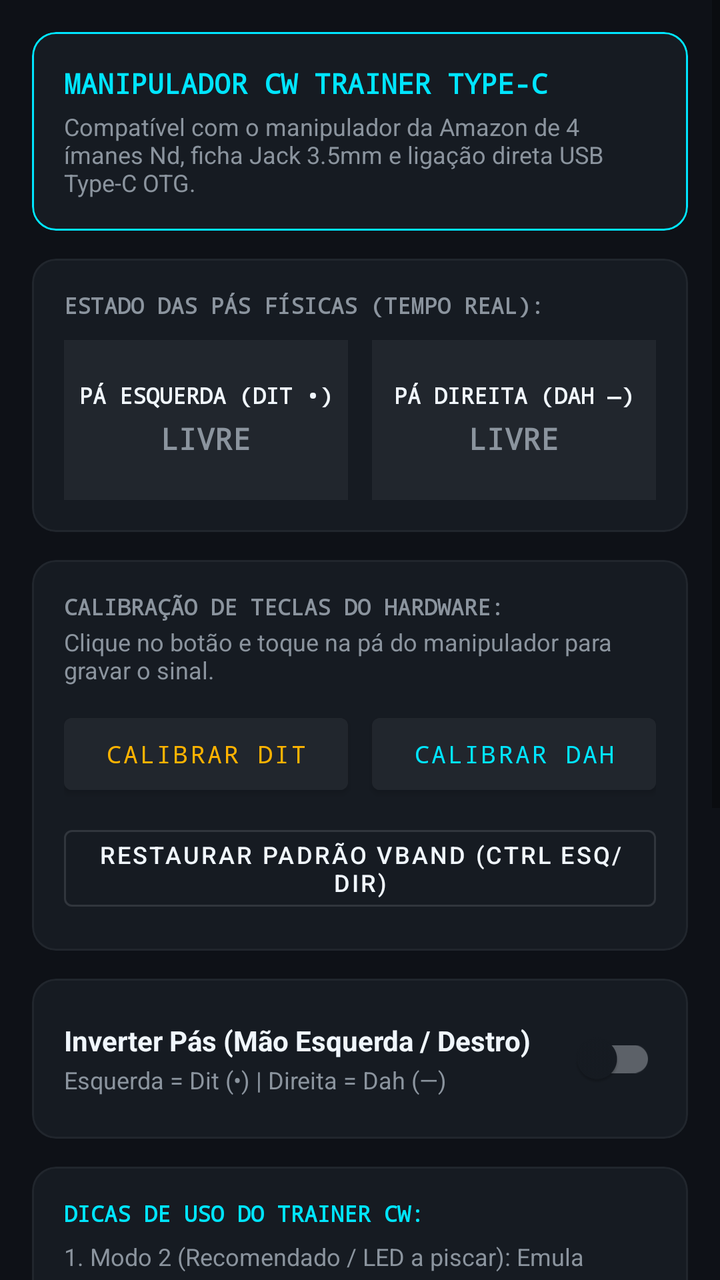
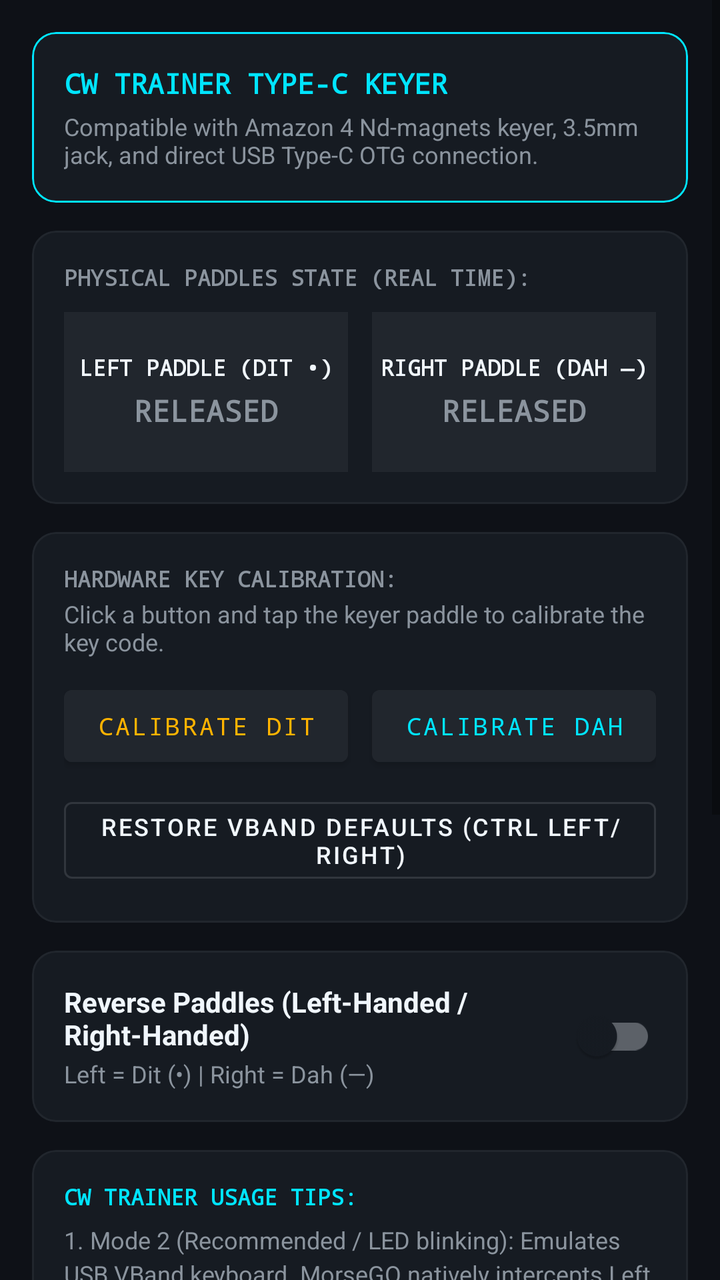

Compare the two renders of this Android layout. The source of the first and the diff that turns it into the second are given below.
<!-- AndroidManifest.xml: application theme Theme.MorseGO -->
<!-- res/layout/fragment_hardware.xml -->
<?xml version="1.0" encoding="utf-8"?>
<ScrollView xmlns:android="http://schemas.android.com/apk/res/android"
    xmlns:app="http://schemas.android.com/apk/res-auto"
    android:layout_width="match_parent"
    android:layout_height="match_parent"
    android:background="@color/radio_dark"
    android:fillViewport="true">

    <LinearLayout
        android:layout_width="match_parent"
        android:layout_height="wrap_content"
        android:orientation="vertical"
        android:padding="16dp">

        
        <com.google.android.material.card.MaterialCardView
            android:layout_width="match_parent"
            android:layout_height="wrap_content"
            android:backgroundTint="@color/radio_surface"
            app:cardCornerRadius="12dp"
            app:cardElevation="0dp"
            app:strokeColor="@color/morse_cyan"
            app:strokeWidth="1dp">

            <LinearLayout
                android:layout_width="match_parent"
                android:layout_height="wrap_content"
                android:orientation="vertical"
                android:padding="16dp">

                <TextView
                    android:layout_width="wrap_content"
                    android:layout_height="wrap_content"
                    android:fontFamily="monospace"
                    android:text="MANIPULADOR CW TRAINER TYPE-C"
                    android:textColor="@color/morse_cyan"
                    android:textSize="14sp"
                    android:textStyle="bold" />

                <TextView
                    android:layout_width="wrap_content"
                    android:layout_height="wrap_content"
                    android:layout_marginTop="4dp"
                    android:text="Compatível com o manipulador da Amazon de 4 ímanes Nd, ficha Jack 3.5mm e ligação direta USB Type-C OTG."
                    android:textColor="@color/text_secondary"
                    android:textSize="12sp" />
            </LinearLayout>
        </com.google.android.material.card.MaterialCardView>

        
        <com.google.android.material.card.MaterialCardView
            android:layout_width="match_parent"
            android:layout_height="wrap_content"
            android:layout_marginTop="14dp"
            android:backgroundTint="@color/radio_surface"
            app:cardCornerRadius="12dp"
            app:cardElevation="0dp"
            app:strokeColor="@color/radio_surface_variant"
            app:strokeWidth="1dp">

            <LinearLayout
                android:layout_width="match_parent"
                android:layout_height="wrap_content"
                android:orientation="vertical"
                android:padding="16dp">

                <TextView
                    android:layout_width="wrap_content"
                    android:layout_height="wrap_content"
                    android:fontFamily="monospace"
                    android:text="ESTADO DAS PÁS FÍSICAS (TEMPO REAL):"
                    android:textColor="@color/text_secondary"
                    android:textSize="11sp"
                    android:textStyle="bold" />

                <LinearLayout
                    android:layout_width="match_parent"
                    android:layout_height="80dp"
                    android:layout_marginTop="10dp"
                    android:orientation="horizontal">

                    
                    <LinearLayout
                        android:id="@+id/cardLeftPaddle"
                        android:layout_width="0dp"
                        android:layout_height="match_parent"
                        android:layout_marginEnd="6dp"
                        android:layout_weight="1"
                        android:background="@color/radio_surface_variant"
                        android:gravity="center"
                        android:orientation="vertical">

                        <TextView
                            android:id="@+id/tvLeftPaddleName"
                            android:layout_width="wrap_content"
                            android:layout_height="wrap_content"
                            android:fontFamily="monospace"
                            android:text="PÁ ESQUERDA (DIT •)"
                            android:textColor="@color/text_primary"
                            android:textSize="11sp"
                            android:textStyle="bold" />

                        <TextView
                            android:id="@+id/tvLeftPaddleState"
                            android:layout_width="wrap_content"
                            android:layout_height="wrap_content"
                            android:layout_marginTop="4dp"
                            android:fontFamily="monospace"
                            android:text="LIVRE"
                            android:textColor="@color/text_secondary"
                            android:textSize="15sp"
                            android:textStyle="bold" />
                    </LinearLayout>

                    
                    <LinearLayout
                        android:id="@+id/cardRightPaddle"
                        android:layout_width="0dp"
                        android:layout_height="match_parent"
                        android:layout_marginStart="6dp"
                        android:layout_weight="1"
                        android:background="@color/radio_surface_variant"
                        android:gravity="center"
                        android:orientation="vertical">

                        <TextView
                            android:id="@+id/tvRightPaddleName"
                            android:layout_width="wrap_content"
                            android:layout_height="wrap_content"
                            android:fontFamily="monospace"
                            android:text="PÁ DIREITA (DAH —)"
                            android:textColor="@color/text_primary"
                            android:textSize="11sp"
                            android:textStyle="bold" />

                        <TextView
                            android:id="@+id/tvRightPaddleState"
                            android:layout_width="wrap_content"
                            android:layout_height="wrap_content"
                            android:layout_marginTop="4dp"
                            android:fontFamily="monospace"
                            android:text="LIVRE"
                            android:textColor="@color/text_secondary"
                            android:textSize="15sp"
                            android:textStyle="bold" />
                    </LinearLayout>
                </LinearLayout>
            </LinearLayout>
        </com.google.android.material.card.MaterialCardView>

        
        <com.google.android.material.card.MaterialCardView
            android:layout_width="match_parent"
            android:layout_height="wrap_content"
            android:layout_marginTop="14dp"
            android:backgroundTint="@color/radio_surface"
            app:cardCornerRadius="12dp"
            app:cardElevation="0dp"
            app:strokeColor="@color/radio_surface_variant"
            app:strokeWidth="1dp">

            <LinearLayout
                android:layout_width="match_parent"
                android:layout_height="wrap_content"
                android:orientation="vertical"
                android:padding="16dp">

                <TextView
                    android:layout_width="wrap_content"
                    android:layout_height="wrap_content"
                    android:fontFamily="monospace"
                    android:text="CALIBRAÇÃO DE TECLAS DO HARDWARE:"
                    android:textColor="@color/text_secondary"
                    android:textSize="11sp"
                    android:textStyle="bold" />

                <TextView
                    android:layout_width="wrap_content"
                    android:layout_height="wrap_content"
                    android:layout_marginTop="2dp"
                    android:text="Clique no botão e toque na pá do manipulador para gravar o sinal."
                    android:textColor="@color/text_secondary"
                    android:textSize="12sp" />

                <LinearLayout
                    android:layout_width="match_parent"
                    android:layout_height="wrap_content"
                    android:layout_marginTop="10dp"
                    android:orientation="horizontal">

                    <Button
                        android:id="@+id/btnCalibrateDit"
                        android:layout_width="0dp"
                        android:layout_height="wrap_content"
                        android:layout_marginEnd="6dp"
                        android:layout_weight="1"
                        android:backgroundTint="@color/radio_surface_variant"
                        android:fontFamily="monospace"
                        android:text="Calibrar Dit"
                        android:textColor="@color/morse_amber"
                        android:textSize="12sp" />

                    <Button
                        android:id="@+id/btnCalibrateDah"
                        android:layout_width="0dp"
                        android:layout_height="wrap_content"
                        android:layout_marginStart="6dp"
                        android:layout_weight="1"
                        android:backgroundTint="@color/radio_surface_variant"
                        android:fontFamily="monospace"
                        android:text="Calibrar Dah"
                        android:textColor="@color/morse_cyan"
                        android:textSize="12sp" />
                </LinearLayout>

                <Button
                    android:id="@+id/btnResetVband"
                    style="@style/Widget.MaterialComponents.Button.OutlinedButton"
                    android:layout_width="match_parent"
                    android:layout_height="wrap_content"
                    android:layout_marginTop="8dp"
                    android:text="Restaurar Padrão VBand (Ctrl Esq/Dir)"
                    android:textColor="@color/text_primary"
                    android:textSize="12sp" />
            </LinearLayout>
        </com.google.android.material.card.MaterialCardView>

        
        <com.google.android.material.card.MaterialCardView
            android:layout_width="match_parent"
            android:layout_height="wrap_content"
            android:layout_marginTop="14dp"
            android:backgroundTint="@color/radio_surface"
            app:cardCornerRadius="12dp"
            app:cardElevation="0dp"
            app:strokeColor="@color/radio_surface_variant"
            app:strokeWidth="1dp">

            <LinearLayout
                android:layout_width="match_parent"
                android:layout_height="wrap_content"
                android:gravity="center_vertical"
                android:orientation="horizontal"
                android:padding="16dp">

                <LinearLayout
                    android:layout_width="0dp"
                    android:layout_height="wrap_content"
                    android:layout_weight="1"
                    android:orientation="vertical">

                    <TextView
                        android:layout_width="wrap_content"
                        android:layout_height="wrap_content"
                        android:text="Inverter Pás (Mão Esquerda / Destro)"
                        android:textColor="@color/text_primary"
                        android:textSize="14sp"
                        android:textStyle="bold" />

                    <TextView
                        android:id="@+id/tvReverseDesc"
                        android:layout_width="wrap_content"
                        android:layout_height="wrap_content"
                        android:layout_marginTop="2dp"
                        android:text="Esquerda = Dit (•) | Direita = Dah (—)"
                        android:textColor="@color/text_secondary"
                        android:textSize="12sp" />
                </LinearLayout>

                <com.google.android.material.switchmaterial.SwitchMaterial
                    android:id="@+id/switchReversePaddles"
                    android:layout_width="wrap_content"
                    android:layout_height="wrap_content" />
            </LinearLayout>
        </com.google.android.material.card.MaterialCardView>

        
        <com.google.android.material.card.MaterialCardView
            android:layout_width="match_parent"
            android:layout_height="wrap_content"
            android:layout_marginTop="14dp"
            android:backgroundTint="@color/radio_surface"
            app:cardCornerRadius="12dp"
            app:cardElevation="0dp"
            app:strokeColor="@color/radio_surface_variant"
            app:strokeWidth="1dp">

            <LinearLayout
                android:layout_width="match_parent"
                android:layout_height="wrap_content"
                android:orientation="vertical"
                android:padding="16dp">

                <TextView
                    android:layout_width="wrap_content"
                    android:layout_height="wrap_content"
                    android:fontFamily="monospace"
                    android:text="DICAS DE USO DO TRAINER CW:"
                    android:textColor="@color/morse_cyan"
                    android:textSize="11sp"
                    android:textStyle="bold" />

                <TextView
                    android:layout_width="wrap_content"
                    android:layout_height="wrap_content"
                    android:layout_marginTop="6dp"
                    android:lineSpacingExtra="3dp"
                    android:text="1. Modo 2 (Recomendado / LED a piscar): Emula teclado USB VBand. O MorseGO interceta nativamente o Ctrl Esquerdo (Dit) e Ctrl Direito (Dah).\n\n2. Modo 1 (LED contínuo): Emula rato USB. Também suportado automaticamente.\n\n3. Alternar Modo: Mantenha premido o botão do circuito PCB ao ligar o cabo USB-C ao telemóvel."
                    android:textColor="@color/text_secondary"
                    android:textSize="12sp" />
            </LinearLayout>
        </com.google.android.material.card.MaterialCardView>

        
        <TextView
            android:layout_width="wrap_content"
            android:layout_height="wrap_content"
            android:layout_marginTop="14dp"
            android:fontFamily="monospace"
            android:text="LOG DE EVENTOS USB EM TEMPO REAL:"
            android:textColor="@color/text_secondary"
            android:textSize="11sp"
            android:textStyle="bold" />

        <TextView
            android:id="@+id/tvHardwareLogs"
            android:layout_width="match_parent"
            android:layout_height="120dp"
            android:layout_marginTop="6dp"
            android:layout_marginBottom="16dp"
            android:background="@color/radio_surface"
            android:fontFamily="monospace"
            android:padding="12dp"
            android:text="A aguardar toques no manipulador USB..."
            android:textColor="@color/text_secondary"
            android:textSize="11sp" />

        <TextView
            android:id="@+id/tvHardwareVersionBuild"
            android:layout_width="match_parent"
            android:layout_height="wrap_content"
            android:layout_marginBottom="24dp"
            android:fontFamily="monospace"
            android:gravity="center"
            android:text="MorseGO v1.0.0 • Build: 2026-09-13"
            android:textColor="@color/text_secondary"
            android:textSize="11sp" />

    </LinearLayout>
</ScrollView>
<!-- resources referenced by this layout -->
<resources>
  <color name="morse_amber">#FFB300</color>
  <color name="morse_cyan">#00E5FF</color>
  <color name="radio_dark">#0E1117</color>
  <color name="radio_surface">#161B22</color>
  <color name="radio_surface_variant">#21262D</color>
  <color name="text_primary">#F0F6FC</color>
  <color name="text_secondary">#8B949E</color>
  <style name="Theme.MorseGO" parent="Theme.MaterialComponents.DayNight.NoActionBar">
          
          <item name="colorPrimary">@color/morse_amber</item>
          <item name="colorPrimaryVariant">@color/morse_amber_dark</item>
          <item name="colorOnPrimary">@color/radio_dark</item>
  
          
          <item name="colorSecondary">@color/morse_cyan</item>
          <item name="colorSecondaryVariant">@color/morse_cyan_dark</item>
          <item name="colorOnSecondary">@color/radio_dark</item>
  
          
          <item name="android:colorBackground">@color/radio_dark</item>
          <item name="colorSurface">@color/radio_surface</item>
          <item name="colorOnSurface">@color/text_primary</item>
  
          
          <item name="android:statusBarColor">@color/radio_dark</item>
          <item name="android:navigationBarColor">@color/radio_dark</item>
          <item name="android:windowLightStatusBar">false</item>
      </style>
  <color name="morse_amber_dark">#FF8F00</color>
  <color name="morse_cyan_dark">#00B0FF</color>
</resources>

<!-- the commit's change to res/layout/fragment_hardware.xml (unified diff, before → after) -->
@@ -32,7 +32,7 @@
                     android:layout_width="wrap_content"
                     android:layout_height="wrap_content"
                     android:fontFamily="monospace"
-                    android:text="MANIPULADOR CW TRAINER TYPE-C"
+                    android:text="@string/hw_trainer_title"
                     android:textColor="@color/morse_cyan"
                     android:textSize="14sp"
                     android:textStyle="bold" />
@@ -41,7 +41,7 @@
                     android:layout_width="wrap_content"
                     android:layout_height="wrap_content"
                     android:layout_marginTop="4dp"
-                    android:text="Compatível com o manipulador da Amazon de 4 ímanes Nd, ficha Jack 3.5mm e ligação direta USB Type-C OTG."
+                    android:text="@string/hw_trainer_desc"
                     android:textColor="@color/text_secondary"
                     android:textSize="12sp" />
             </LinearLayout>
@@ -68,7 +68,7 @@
                     android:layout_width="wrap_content"
                     android:layout_height="wrap_content"
                     android:fontFamily="monospace"
-                    android:text="ESTADO DAS PÁS FÍSICAS (TEMPO REAL):"
+                    android:text="@string/hw_paddles_state_header"
                     android:textColor="@color/text_secondary"
                     android:textSize="11sp"
                     android:textStyle="bold" />
@@ -95,7 +95,7 @@
                             android:layout_width="wrap_content"
                             android:layout_height="wrap_content"
                             android:fontFamily="monospace"
-                            android:text="PÁ ESQUERDA (DIT •)"
+                            android:text="@string/hw_left_paddle"
                             android:textColor="@color/text_primary"
                             android:textSize="11sp"
                             android:textStyle="bold" />
@@ -106,7 +106,7 @@
                             android:layout_height="wrap_content"
                             android:layout_marginTop="4dp"
                             android:fontFamily="monospace"
-                            android:text="LIVRE"
+                            android:text="@string/hw_paddle_released"
                             android:textColor="@color/text_secondary"
                             android:textSize="15sp"
                             android:textStyle="bold" />
@@ -128,7 +128,7 @@
                             android:layout_width="wrap_content"
                             android:layout_height="wrap_content"
                             android:fontFamily="monospace"
-                            android:text="PÁ DIREITA (DAH —)"
+                            android:text="@string/hw_right_paddle"
                             android:textColor="@color/text_primary"
                             android:textSize="11sp"
                             android:textStyle="bold" />
@@ -139,7 +139,7 @@
                             android:layout_height="wrap_content"
                             android:layout_marginTop="4dp"
                             android:fontFamily="monospace"
-                            android:text="LIVRE"
+                            android:text="@string/hw_paddle_released"
                             android:textColor="@color/text_secondary"
                             android:textSize="15sp"
                             android:textStyle="bold" />
@@ -169,7 +169,7 @@
                     android:layout_width="wrap_content"
                     android:layout_height="wrap_content"
                     android:fontFamily="monospace"
-                    android:text="CALIBRAÇÃO DE TECLAS DO HARDWARE:"
+                    android:text="@string/hw_calibration_header"
                     android:textColor="@color/text_secondary"
                     android:textSize="11sp"
                     android:textStyle="bold" />
@@ -178,7 +178,7 @@
                     android:layout_width="wrap_content"
                     android:layout_height="wrap_content"
                     android:layout_marginTop="2dp"
-                    android:text="Clique no botão e toque na pá do manipulador para gravar o sinal."
+                    android:text="@string/hw_calibration_desc"
                     android:textColor="@color/text_secondary"
                     android:textSize="12sp" />
 
@@ -196,7 +196,7 @@
                         android:layout_weight="1"
                         android:backgroundTint="@color/radio_surface_variant"
                         android:fontFamily="monospace"
-                        android:text="Calibrar Dit"
+                        android:text="@string/hw_btn_calibrate_dit"
                         android:textColor="@color/morse_amber"
                         android:textSize="12sp" />
 
@@ -208,7 +208,7 @@
                         android:layout_weight="1"
                         android:backgroundTint="@color/radio_surface_variant"
                         android:fontFamily="monospace"
-                        android:text="Calibrar Dah"
+                        android:text="@string/hw_btn_calibrate_dah"
                         android:textColor="@color/morse_cyan"
                         android:textSize="12sp" />
                 </LinearLayout>
@@ -219,7 +219,7 @@
                     android:layout_width="match_parent"
                     android:layout_height="wrap_content"
                     android:layout_marginTop="8dp"
-                    android:text="Restaurar Padrão VBand (Ctrl Esq/Dir)"
+                    android:text="@string/hw_btn_reset_vband"
                     android:textColor="@color/text_primary"
                     android:textSize="12sp" />
             </LinearLayout>
@@ -252,7 +252,7 @@
                     <TextView
                         android:layout_width="wrap_content"
                         android:layout_height="wrap_content"
-                        android:text="Inverter Pás (Mão Esquerda / Destro)"
+                        android:text="@string/hw_reverse_paddles_title"
                         android:textColor="@color/text_primary"
                         android:textSize="14sp"
                         android:textStyle="bold" />
@@ -262,7 +262,7 @@
                         android:layout_width="wrap_content"
                         android:layout_height="wrap_content"
                         android:layout_marginTop="2dp"
-                        android:text="Esquerda = Dit (•) | Direita = Dah (—)"
+                        android:text="@string/hw_reverse_paddles_normal"
                         android:textColor="@color/text_secondary"
                         android:textSize="12sp" />
                 </LinearLayout>
@@ -295,7 +295,7 @@
                     android:layout_width="wrap_content"
                     android:layout_height="wrap_content"
                     android:fontFamily="monospace"
-                    android:text="DICAS DE USO DO TRAINER CW:"
+                    android:text="@string/hw_tips_title"
                     android:textColor="@color/morse_cyan"
                     android:textSize="11sp"
                     android:textStyle="bold" />
@@ -305,7 +305,7 @@
                     android:layout_height="wrap_content"
                     android:layout_marginTop="6dp"
                     android:lineSpacingExtra="3dp"
-                    android:text="1. Modo 2 (Recomendado / LED a piscar): Emula teclado USB VBand. O MorseGO interceta nativamente o Ctrl Esquerdo (Dit) e Ctrl Direito (Dah).\n\n2. Modo 1 (LED contínuo): Emula rato USB. Também suportado automaticamente.\n\n3. Alternar Modo: Mantenha premido o botão do circuito PCB ao ligar o cabo USB-C ao telemóvel."
+                    android:text="@string/hw_tips_content"
                     android:textColor="@color/text_secondary"
                     android:textSize="12sp" />
             </LinearLayout>
@@ -317,7 +317,7 @@
             android:layout_height="wrap_content"
             android:layout_marginTop="14dp"
             android:fontFamily="monospace"
-            android:text="LOG DE EVENTOS USB EM TEMPO REAL:"
+            android:text="@string/hw_logs_header"
             android:textColor="@color/text_secondary"
             android:textSize="11sp"
             android:textStyle="bold" />
@@ -331,7 +331,7 @@
             android:background="@color/radio_surface"
             android:fontFamily="monospace"
             android:padding="12dp"
-            android:text="A aguardar toques no manipulador USB..."
+            android:text="@string/hw_waiting_events"
             android:textColor="@color/text_secondary"
             android:textSize="11sp" />
 
<!-- resource entries referenced after the edit -->
@@ -7,6 +7,23 @@
   <color name="radio_surface_variant">#21262D</color>
   <color name="text_primary">#F0F6FC</color>
   <color name="text_secondary">#8B949E</color>
+  <string name="hw_btn_calibrate_dah">Calibrate Dah</string>
+  <string name="hw_btn_calibrate_dit">Calibrate Dit</string>
+  <string name="hw_btn_reset_vband">Restore VBand Defaults (Ctrl Left/Right)</string>
+  <string name="hw_calibration_desc">Click a button and tap the keyer paddle to calibrate the key code.</string>
+  <string name="hw_calibration_header">HARDWARE KEY CALIBRATION:</string>
+  <string name="hw_left_paddle">LEFT PADDLE (DIT •)</string>
+  <string name="hw_logs_header">REAL-TIME USB EVENT LOG:</string>
+  <string name="hw_paddle_released">RELEASED</string>
+  <string name="hw_paddles_state_header">PHYSICAL PADDLES STATE (REAL TIME):</string>
+  <string name="hw_reverse_paddles_normal">Left = Dit (•) | Right = Dah (—)</string>
+  <string name="hw_reverse_paddles_title">Reverse Paddles (Left-Handed / Right-Handed)</string>
+  <string name="hw_right_paddle">RIGHT PADDLE (DAH —)</string>
+  <string name="hw_tips_content">1. Mode 2 (Recommended / LED blinking): Emulates USB VBand keyboard. MorseGO natively intercepts Left Ctrl (Dit) and Right Ctrl (Dah).\n\n2. Mode 1 (Solid LED): Emulates USB mouse. Also automatically supported.\n\n3. Switch Mode: Hold the PCB circuit button while plugging the USB-C cable into your phone.</string>
+  <string name="hw_tips_title">CW TRAINER USAGE TIPS:</string>
+  <string name="hw_trainer_desc">Compatible with Amazon 4 Nd-magnets keyer, 3.5mm jack, and direct USB Type-C OTG connection.</string>
+  <string name="hw_trainer_title">CW TRAINER TYPE-C KEYER</string>
+  <string name="hw_waiting_events">Waiting for USB keyer events...</string>
   <style name="Theme.MorseGO" parent="Theme.MaterialComponents.DayNight.NoActionBar">
           
           <item name="colorPrimary">@color/morse_amber</item>
